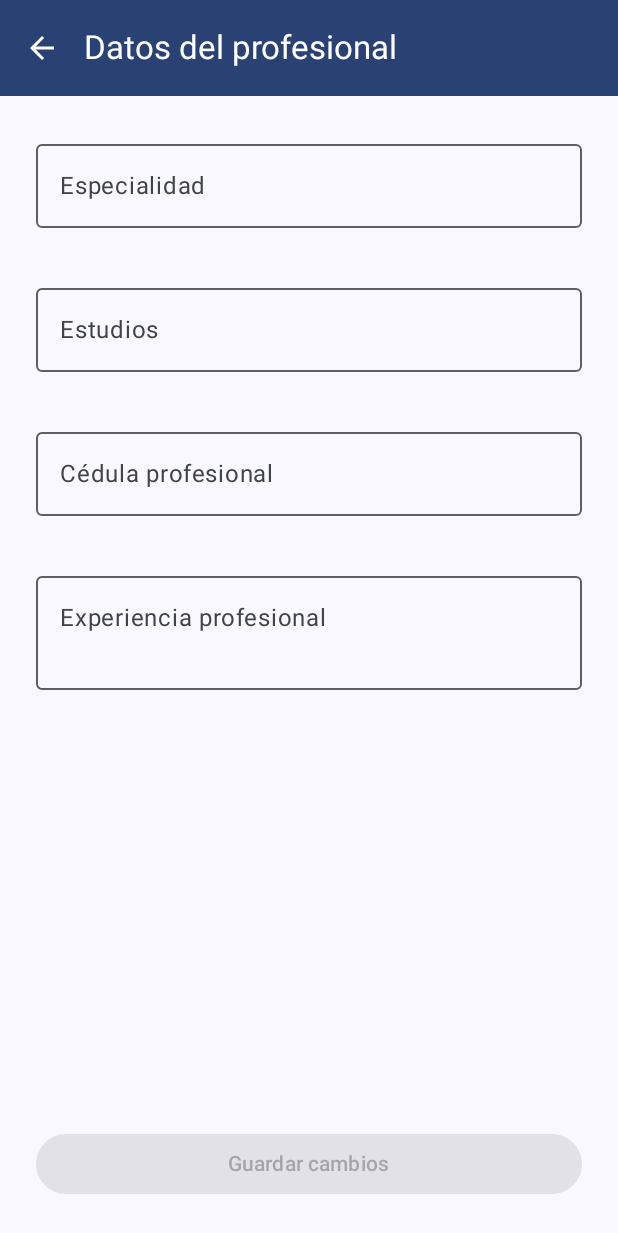
After one commit to MelissaPizarroD/WeightTracker, an Android app built with Jetpack Compose: the DatosProfesionalScreen screen opened through its navigation route, on a phone screen of 412 x 824 dp. The commit adds this screen. Shown: the top 1233 px of the screen. Run offline under Robolectric (Android 15) with nearby library versions, the phone set to English and light mode, and no system bars; our stand-ins replace Firebase (no records; nobody signed in at launch, a user with empty details on screens opened directly).

Commit message:
Agregamos cambios en el core y agregamos features (por ahora no se han organizado los paquetes) con tal de añadir y preparar las funciones que hará el profesional con los datos que saldrán del rol de persona. Se deja hasta aquí porque el código es funcional y compila y corre bien en el emulador. Este commit es antes de implementar Reportes de Avance y solicitud de planes sea nutricionial o de entrenamiento (agregamos el formulario de datos del profesional). In case everything goes south, load until this exact moment.

```diff
--- a/app/src/main/java/com/isoft/weighttracker/core/navigation/AppNavigation.kt
+++ b/app/src/main/java/com/isoft/weighttracker/core/navigation/AppNavigation.kt
@@ -12,7 +12,7 @@ import androidx.navigation.compose.composable
 import androidx.navigation.compose.rememberNavController
 import androidx.navigation.navArgument
 import com.google.gson.Gson
-import com.isoft.weighttracker.feature.home.ui.PersonaHomeScreen
+import com.isoft.weighttracker.feature.persona.PersonaHomeScreen
 import com.isoft.weighttracker.feature.login.ui.LoginScreen
 import com.isoft.weighttracker.feature.login.viewmodel.LoginViewModel
 import com.isoft.weighttracker.feature.comidas.viewmodel.ComidaViewModel
@@ -34,7 +34,10 @@ import com.isoft.weighttracker.feature.metas.ui.RegistrarMetaScreen
 import com.isoft.weighttracker.feature.comidas.model.Comida
 import com.isoft.weighttracker.feature.antropometria.model.Antropometria
 import com.isoft.weighttracker.core.permissions.PermissionViewModel
-import com.isoft.weighttracker.feature.home.ui.ProfesionalHomeScreen
+import com.isoft.weighttracker.feature.profesional.planes.ui.PlanesScreen
+import com.isoft.weighttracker.feature.profesional.reportes.ReportesScreen
+import com.isoft.weighttracker.feature.profesional.ui.DatosProfesionalScreen
+import com.isoft.weighttracker.feature.profesional.ui.ProfesionalHomeScreen
 import java.net.URLDecoder
 import java.net.URLEncoder
 import java.nio.charset.StandardCharsets
@@ -168,5 +171,18 @@ fun AppNavigation(
             RegistrarMetaScreen(navController)
         }
 
+        //Profesionales
+        composable("datosProfesional") {
+            DatosProfesionalScreen(navController)
+        }
+
+        composable("planesSolicitados") {
+            PlanesScreen(navController)
+        }
+
+        composable("reportesClientes") {
+            ReportesScreen(navController)
+        }
+
     }
 }
--- a/app/src/main/java/com/isoft/weighttracker/core/viewmodel/UserViewModel.kt
+++ b/app/src/main/java/com/isoft/weighttracker/core/viewmodel/UserViewModel.kt
@@ -6,6 +6,7 @@ import androidx.lifecycle.viewModelScope
 import com.google.firebase.auth.FirebaseAuth
 import com.isoft.weighttracker.core.data.UserRepository
 import com.isoft.weighttracker.core.model.PersonaProfile
+import com.isoft.weighttracker.core.model.ProfesionalProfile
 import com.isoft.weighttracker.core.notifications.recordatorios.AlarmScheduler
 import kotlinx.coroutines.flow.MutableStateFlow
 import kotlinx.coroutines.flow.StateFlow
@@ -29,6 +30,9 @@ class UserViewModel : ViewModel() {
 
     private val _personaProfile = MutableStateFlow<PersonaProfile?>(null)
     val personaProfile: StateFlow<PersonaProfile?> = _personaProfile
+
+    private val _profesionalProfile = MutableStateFlow<ProfesionalProfile?>(null)
+    val profesionalProfile: StateFlow<ProfesionalProfile?> = _profesionalProfile
 
     fun loadUser() {
         viewModelScope.launch {
@@ -112,6 +116,25 @@ class UserViewModel : ViewModel() {
         }
     }
 
+    //Para profesionales
+    fun loadProfesionalProfile() {
+        viewModelScope.launch {
+            val profile = userRepo.getProfesionalProfile()
+            if (profile != null) _profesionalProfile.value = profile
+        }
+    }
+
+    fun updateProfesionalProfile(profile: ProfesionalProfile, onSuccess: () -> Unit) {
+        viewModelScope.launch {
+            val ok = userRepo.updateProfesionalProfile(profile)
+            if (ok) {
+                _profesionalProfile.value = profile
+                onSuccess()
+            }
+        }
+    }
+
+
     fun clearUser() {
         _currentUser.value = null
         _personaProfile.value = null
--- a/app/src/main/java/com/isoft/weighttracker/feature/login/viewmodel/LoginViewModel.kt
+++ b/app/src/main/java/com/isoft/weighttracker/feature/login/viewmodel/LoginViewModel.kt
@@ -46,7 +46,6 @@ class LoginViewModel(application: Application) : AndroidViewModel(application) {
             .launchIn(viewModelScope)
     }
 
-    // ✅ MEJOR SOLUCIÓN: Simple y directa
     fun updateUserRole(role: String) {
         viewModelScope.launch {
             val user = userRepo.getUser() ?: run {
--- a/app/src/main/java/com/isoft/weighttracker/feature/home/ui/PersonaHomeScreen.kt
+++ b/app/src/main/java/com/isoft/weighttracker/feature/persona/PersonaHomeScreen.kt
@@ -1,4 +1,4 @@
-package com.isoft.weighttracker.feature.home.ui
+package com.isoft.weighttracker.feature.persona
 
 import androidx.compose.foundation.layout.*
 import androidx.compose.material.icons.Icons
--- /dev/null
+++ b/app/src/main/java/com/isoft/weighttracker/feature/profesional/ui/DatosProfesionalScreen.kt
@@ -0,0 +1,190 @@
+package com.isoft.weighttracker.feature.profesional.ui
+
+import android.widget.Toast
+import androidx.compose.foundation.layout.*
+import androidx.compose.material.icons.Icons
+import androidx.compose.material.icons.filled.ArrowBack
+import androidx.compose.material3.*
+import androidx.compose.runtime.*
+import androidx.compose.ui.Modifier
+import androidx.compose.ui.platform.LocalContext
+import androidx.compose.foundation.text.KeyboardOptions
+import androidx.compose.ui.text.input.KeyboardType
+import androidx.compose.ui.unit.dp
+import androidx.lifecycle.viewmodel.compose.viewModel
+import androidx.navigation.NavController
+import com.isoft.weighttracker.core.model.ProfesionalProfile
+import com.isoft.weighttracker.shared.UserViewModel
+import kotlinx.coroutines.launch
+
+@OptIn(ExperimentalMaterial3Api::class)
+@Composable
+fun DatosProfesionalScreen(
+    navController: NavController,
+    userViewModel: UserViewModel = viewModel()
+) {
+    val context = LocalContext.current
+    val scope = rememberCoroutineScope()
+    val profesionalProfile by userViewModel.profesionalProfile.collectAsState()
+
+    var especialidad by remember { mutableStateOf("") }
+    var estudios by remember { mutableStateOf("") }
+    var cedula by remember { mutableStateOf("") }
+    var experiencia by remember { mutableStateOf("") }
+    var modoEdicion by remember { mutableStateOf(true) }
+    var showErrors by remember { mutableStateOf(false) }
+    var isSaving by remember { mutableStateOf(false) }
+
+    LaunchedEffect(Unit) {
+        userViewModel.loadProfesionalProfile()
+    }
+
+    LaunchedEffect(profesionalProfile) {
+        profesionalProfile?.let {
+            especialidad = it.especialidad
+            estudios = it.estudios
+            cedula = it.cedula
+            experiencia = it.experiencia
+            modoEdicion = false
+        }
+    }
+
+    val isFormValid = especialidad.isNotBlank() &&
+            estudios.isNotBlank() &&
+            cedula.isNotBlank() &&
+            experiencia.isNotBlank()
+
+    Scaffold(
+        topBar = {
+            TopAppBar(
+                title = { Text("Datos del profesional") },
+                navigationIcon = {
+                    IconButton(onClick = { navController.navigateUp() }) {
+                        Icon(Icons.Default.ArrowBack, contentDescription = "Volver")
+                    }
+                },
+                colors = TopAppBarDefaults.topAppBarColors(
+                    containerColor = MaterialTheme.colorScheme.primary,
+                    titleContentColor = MaterialTheme.colorScheme.onPrimary,
+                    navigationIconContentColor = MaterialTheme.colorScheme.onPrimary
+                )
+            )
+        }
+    ) { padding ->
+        Column(
+            modifier = Modifier
+                .padding(padding)
+                .padding(24.dp)
+                .fillMaxSize(),
+            verticalArrangement = Arrangement.spacedBy(16.dp)
+        ) {
+            OutlinedTextField(
+                value = especialidad,
+                onValueChange = { especialidad = it },
+                label = { Text("Especialidad") },
+                enabled = modoEdicion,
+                isError = showErrors && especialidad.isBlank(),
+                supportingText = {
+                    if (showErrors && especialidad.isBlank())
+                        Text("Este campo es obligatorio")
+                },
+                modifier = Modifier.fillMaxWidth()
+            )
+
+            OutlinedTextField(
+                value = estudios,
+                onValueChange = { estudios = it },
+                label = { Text("Estudios") },
+                enabled = modoEdicion,
+                isError = showErrors && estudios.isBlank(),
+                supportingText = {
+                    if (showErrors && estudios.isBlank())
+                        Text("Este campo es obligatorio")
+                },
+                modifier = Modifier.fillMaxWidth()
+            )
+
+            OutlinedTextField(
+                value = cedula,
+                onValueChange = { cedula = it },
+                label = { Text("Cédula profesional") },
+                enabled = modoEdicion,
+                keyboardOptions = KeyboardOptions.Default.copy(keyboardType = KeyboardType.Number),
+                isError = showErrors && cedula.isBlank(),
+                supportingText = {
+                    if (showErrors && cedula.isBlank())
+                        Text("Este campo es obligatorio")
+                },
+                modifier = Modifier.fillMaxWidth()
+            )
+
+            OutlinedTextField(
+                value = experiencia,
+                onValueChange = { experiencia = it },
+                label = { Text("Experiencia profesional") },
+                enabled = modoEdicion,
+                isError = showErrors && experiencia.isBlank(),
+                supportingText = {
+                    if (showErrors && experiencia.isBlank())
+                        Text("Este campo es obligatorio")
+                },
+                modifier = Modifier
+                    .fillMaxWidth()
+                    .heightIn(min = 100.dp),
+                maxLines = 5
+            )
+
+            Spacer(modifier = Modifier.weight(1f))
+
+            if (modoEdicion) {
+                Button(
+                    onClick = {
+                        if (!isFormValid) {
+                            showErrors = true
+                            return@Button
+                        }
+
+                        isSaving = true
+                        scope.launch {
+                            val perfil = ProfesionalProfile(
+                                especialidad = especialidad.trim(),
+                                estudios = estudios.trim(),
+                                cedula = cedula.trim(),
+                                experiencia = experiencia.trim()
+                            )
+                            userViewModel.updateProfesionalProfile(perfil) {
+                                userViewModel.loadProfesionalProfile()
+                                Toast.makeText(context, "Datos guardados correctamente", Toast.LENGTH_SHORT).show()
+                                isSaving = false
+                                modoEdicion = false
+                                navController.popBackStack()
+                            }
+                        }
+                    },
+                    enabled = isFormValid && !isSaving,
+                    modifier = Modifier.fillMaxWidth()
+                ) {
+                    if (isSaving) {
+                        CircularProgressIndicator(
+                            modifier = Modifier.size(16.dp),
+                            color = MaterialTheme.colorScheme.onPrimary,
+                            strokeWidth = 2.dp
+                        )
+                        Spacer(modifier = Modifier.width(8.dp))
+                    }
+                    Text(
+                        text = if (isSaving) "Guardando..." else "Guardar cambios",
+                        style = MaterialTheme.typography.labelLarge
+                    )
+                }
+            } else {
+                OutlinedButton(
+                    onClick = { modoEdicion = true },
+                    modifier = Modifier.fillMaxWidth()
+                ) {
+                    Text("Editar datos")
+                }
+            }
+        }
+    }
+}
```
Also changed, not shown: app/src/main/java/com/isoft/weighttracker/core/data/UserRepository.kt (+15 -0 lines), app/src/main/java/com/isoft/weighttracker/feature/home/ui/ProfesionalHomeScreen.kt (deleted, +0 -152 lines), app/src/main/java/com/isoft/weighttracker/feature/profesional/planes/ui/PlanesScreen.kt (added, +9 -0 lines), app/src/main/java/com/isoft/weighttracker/feature/profesional/reportes/ReportesScreen.kt (added, +9 -0 lines), app/src/main/java/com/isoft/weighttracker/feature/profesional/ui/ProfesionalHomeScreen.kt (added, +238 -0 lines), app/src/main/java/com/isoft/weighttracker/feature/profesional/viewmodel/ProfesionalViewModel.kt (added, +27 -0 lines).
